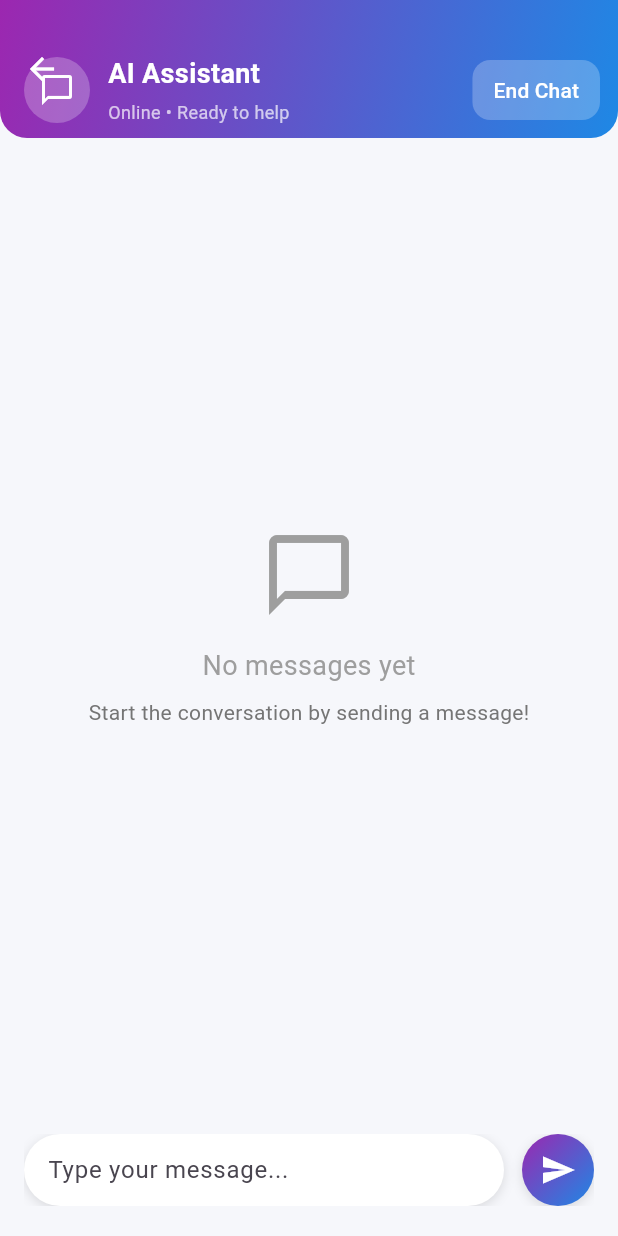
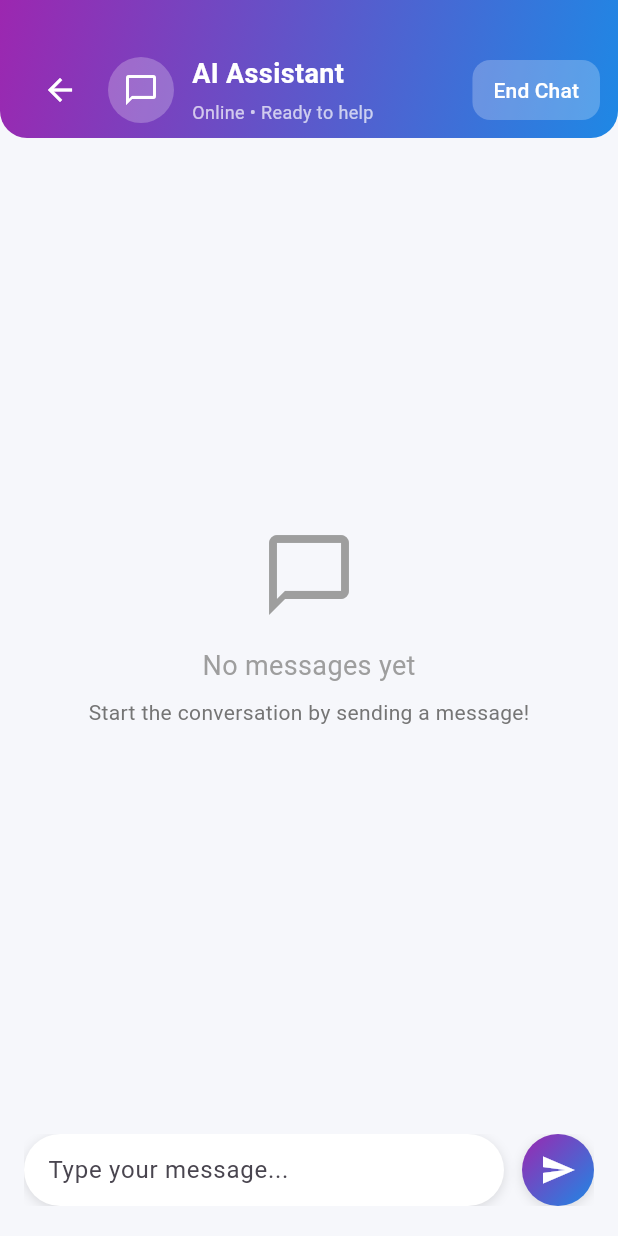
Before and after one commit to HimashaChinthani/Flutter_chat_app, a Flutter app: the ChatScreen screen opened directly with empty values, on a phone screen of 412 x 824 dp. Run offline on Flutter 3.47's test engine with Material 3 defaults, Android fonts, the phone set to English and light mode, and no system bars; our stand-ins replace cloud_firestore, firebase_auth, firebase_core, qr_flutter, shared_preferences, sqflite; missing offline and left inert: mobile_scanner; accounts and stored records are empty; network calls fail.

Commit message:
create back button in chat_screen
Co-Authored-By: shehara Gamage <140165643+sheharagamage@users.noreply.github.com>

```diff
--- a/my_flutter_app/lib/view/chat_screen.dart
+++ b/my_flutter_app/lib/view/chat_screen.dart
@@ -311,6 +311,7 @@ class _ChatScreenState extends State<ChatScreen> {
         toolbarHeight: 92,
         elevation: 0,
         backgroundColor: Colors.transparent,
+        automaticallyImplyLeading: false,
         flexibleSpace: Container(
           decoration: BoxDecoration(
             gradient: LinearGradient(
@@ -323,6 +324,16 @@ class _ChatScreenState extends State<ChatScreen> {
           padding: EdgeInsets.only(left: 16, right: 12, top: 28),
           child: Row(
             children: [
+              // normal back arrow for navigation
+              IconButton(
+                padding: EdgeInsets.zero,
+                constraints: BoxConstraints(minWidth: 40, minHeight: 40),
+                icon: Icon(Icons.arrow_back, color: Colors.white),
+                onPressed: () {
+                  Navigator.of(context).pop();
+                },
+              ),
+              SizedBox(width: 8),
               CircleAvatar(
                 radius: 22,
                 backgroundColor: Colors.white24,
```
